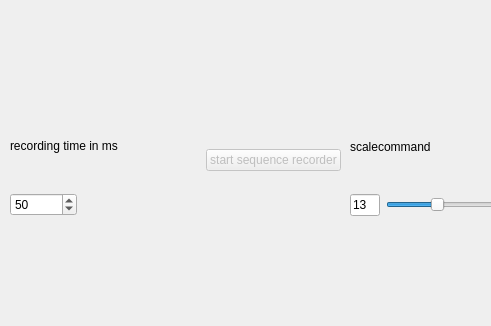
First picture: the form in gui.ui, repository marvin2k/guibabel, before the edit; both pictures show x 0 to 491 and y 474 to 800 of the 800 by 800 pixel window.
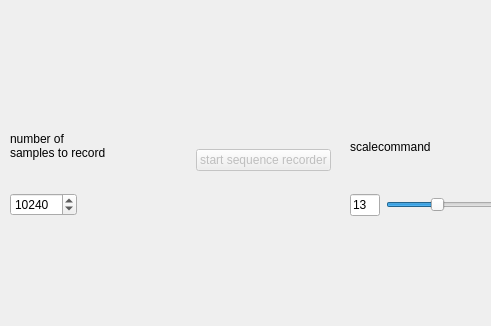
Second picture: the form after the edit. Custom widgets are drawn as their Qt base class.

Commit message: [guibabel] aufnahmelänge nun in samples statt ms

The edit to the form file:
```diff
--- a/gui.ui
+++ b/gui.ui
@@ -210,7 +210,7 @@
      </item>
     </layout>
    </widget>
-   <widget class="QWidget" name="">
+   <widget class="QWidget" name="layoutWidget">
     <property name="geometry">
      <rect>
       <x>350</x>
@@ -291,12 +291,12 @@
      </item>
     </layout>
    </widget>
-   <widget class="QWidget" name="">
+   <widget class="QWidget" name="layoutWidget">
     <property name="geometry">
      <rect>
       <x>10</x>
       <y>560</y>
-      <width>331</width>
+      <width>321</width>
       <height>111</height>
      </rect>
     </property>
@@ -306,7 +306,8 @@
        <item>
         <widget class="QLabel" name="label_5">
          <property name="text">
-          <string>recording time in ms</string>
+          <string>number of
+samples to record</string>
          </property>
         </widget>
        </item>
@@ -317,11 +318,17 @@
            <property name="enabled">
             <bool>true</bool>
            </property>
+           <property name="minimum">
+            <number>1</number>
+           </property>
            <property name="maximum">
-            <number>100000</number>
+            <number>1000000000</number>
+           </property>
+           <property name="singleStep">
+            <number>0</number>
            </property>
            <property name="value">
-            <number>50</number>
+            <number>10240</number>
            </property>
           </widget>
          </item>
```
Left out of the diff: 2 changed lines with no effect on the pictures. The commit also changes 5 other files.
